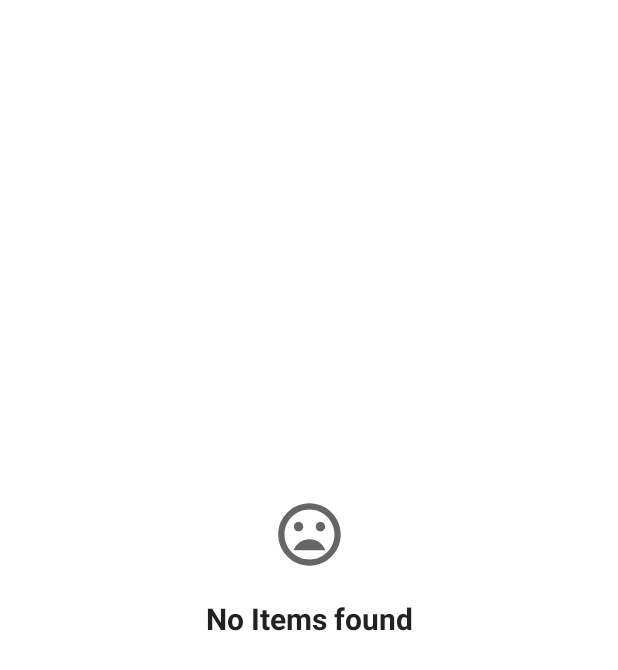
After one commit to Jankku/eino-android, an Android app: the layout layout_no_items.xml on its own in the app's theme, with its tools: preview values and no code run, on a phone screen of 412 x 824 dp. The commit adds this screen. Shown: the top 670 px of the screen. Run offline under Robolectric (Android 15) with nearby library versions, the phone set to English and light mode, and no system bars.

Commit message:
feat: no items found layout

```diff
--- a/app/src/main/java/com/jankku/eino/ui/book/BookListFragment.kt
+++ b/app/src/main/java/com/jankku/eino/ui/book/BookListFragment.kt
@@ -77,7 +77,15 @@ class BookListFragment : BindingFragment<FragmentBookListBinding>() {
                 }
                 is Result.Success -> {
                     binding.progressBar.visibility = View.GONE
-                    adapter.submitList(response.data?.results)
+
+                    if (response.data!!.results.isNotEmpty()) {
+                        binding.layoutNoItems.root.visibility = View.GONE
+                        binding.rvBookList.visibility = View.VISIBLE
+                        adapter.submitList(response.data.results)
+                    } else {
+                        binding.layoutNoItems.root.visibility = View.VISIBLE
+                        binding.rvBookList.visibility = View.GONE
+                    }
                 }
                 is Result.Error -> {
                     binding.progressBar.visibility = View.GONE
@@ -104,8 +112,8 @@ class BookListFragment : BindingFragment<FragmentBookListBinding>() {
 
         MaterialAlertDialogBuilder(requireContext())
             .setTitle(resources.getString(R.string.status_dialog_title))
-            .setSingleChoiceItems(statusArray, checkedItem) { _, which ->
-                val status = Status.values()[which]
+            .setSingleChoiceItems(statusArray, checkedItem) { _, index ->
+                val status = Status.values()[index]
                 viewModel.setStatus(status)
             }
             .setPositiveButton(resources.getString(R.string.status_dialog_btn_apply)) { _, _ ->
--- /dev/null
+++ b/app/src/main/res/drawable/ic_emoticon_frown.xml
@@ -0,0 +1,10 @@
+<vector xmlns:android="http://schemas.android.com/apk/res/android"
+    android:width="24dp"
+    android:height="24dp"
+    android:tint="?attr/colorControlNormal"
+    android:viewportWidth="24"
+    android:viewportHeight="24">
+    <path
+        android:fillColor="@android:color/white"
+        android:pathData="M12 2C6.47 2 2 6.5 2 12S6.47 22 12 22C17.5 22 22 17.5 22 12S17.5 2 12 2M12 20C7.58 20 4 16.42 4 12S7.58 4 12 4 20 7.58 20 12 16.42 20 12 20M15.5 11C16.33 11 17 10.33 17 9.5S16.33 8 15.5 8 14 8.67 14 9.5 14.67 11 15.5 11M8.5 11C9.33 11 10 10.33 10 9.5S9.33 8 8.5 8 7 8.67 7 9.5 7.67 11 8.5 11M12 13.5C9.67 13.5 7.69 14.96 6.89 17H17.11C16.31 14.96 14.33 13.5 12 13.5Z" />
+</vector>
--- a/app/src/main/res/layout/fragment_book_list.xml
+++ b/app/src/main/res/layout/fragment_book_list.xml
@@ -20,6 +20,7 @@
             android:layout_width="match_parent"
             android:layout_height="match_parent"
             android:orientation="vertical"
+            android:visibility="gone"
             app:layoutManager="androidx.recyclerview.widget.LinearLayoutManager"
             app:layout_constraintBottom_toBottomOf="parent"
             app:layout_constraintEnd_toEndOf="parent"
@@ -48,4 +49,9 @@
         app:layout_constraintStart_toStartOf="parent"
         app:layout_constraintTop_toTopOf="parent" />
 
+    <include
+        android:id="@+id/layoutNoItems"
+        layout="@layout/layout_no_items"
+        android:visibility="gone" />
+
 </androidx.constraintlayout.widget.ConstraintLayout>
--- /dev/null
+++ b/app/src/main/res/layout/layout_no_items.xml
@@ -0,0 +1,29 @@
+<?xml version="1.0" encoding="utf-8"?>
+<androidx.constraintlayout.widget.ConstraintLayout xmlns:android="http://schemas.android.com/apk/res/android"
+    xmlns:app="http://schemas.android.com/apk/res-auto"
+    android:layout_width="match_parent"
+    android:layout_height="match_parent">
+
+    <ImageView
+        android:id="@+id/ivImage"
+        android:layout_width="50dp"
+        android:layout_height="50dp"
+        android:src="@drawable/ic_emoticon_frown"
+        app:layout_constraintBottom_toTopOf="@id/tvMessage"
+        app:layout_constraintEnd_toEndOf="parent"
+        app:layout_constraintStart_toStartOf="parent"
+        app:layout_constraintTop_toTopOf="parent"
+        app:layout_constraintVertical_bias="0.95" />
+
+    <TextView
+        android:id="@+id/tvMessage"
+        style="@style/TextAppearance.Eino.Headline5"
+        android:layout_width="wrap_content"
+        android:layout_height="wrap_content"
+        android:text="@string/no_items_text"
+        app:layout_constraintBottom_toBottomOf="parent"
+        app:layout_constraintEnd_toEndOf="parent"
+        app:layout_constraintStart_toStartOf="parent"
+        app:layout_constraintTop_toTopOf="parent" />
+
+</androidx.constraintlayout.widget.ConstraintLayout>
--- a/app/src/main/res/values-night/themes.xml
+++ b/app/src/main/res/values-night/themes.xml
@@ -21,6 +21,7 @@
         <item name="colorOnBackground">?colorPrimary</item>
 
         <item name="textAppearanceHeadline6">@style/TextAppearance.Eino.Headline6</item>
+        <item name="textAppearanceHeadline5">@style/TextAppearance.Eino.Headline5</item>
         <item name="textAppearanceBody1">@style/TextAppearance.Eino.Body1</item>
 
         <item name="android:textColor">@color/text_color_primary</item>
--- a/app/src/main/res/values/strings.xml
+++ b/app/src/main/res/values/strings.xml
@@ -59,6 +59,9 @@
     <!-- Item detail -->
     <string name="action_delete_label">Delete</string>
 
+    <!-- No item layout -->
+    <string name="no_items_text">No Items found</string>
+
     <!-- Settings -->
     <string name="about_header">About</string>
     <string name="app_key" translatable="false">app</string>
--- a/app/src/main/res/values/type.xml
+++ b/app/src/main/res/values/type.xml
@@ -5,6 +5,11 @@
         <item name="android:textSize">16sp</item>
     </style>
 
+    <style name="TextAppearance.Eino.Headline5" parent="TextAppearance.MaterialComponents.Headline5">
+        <item name="android:textSize">20sp</item>
+        <item name="android:textStyle">bold</item>
+    </style>
+
     <style name="TextAppearance.Eino.Body1" parent="TextAppearance.MaterialComponents.Body1">
         <item name="android:textSize">14sp</item>
     </style>
```
